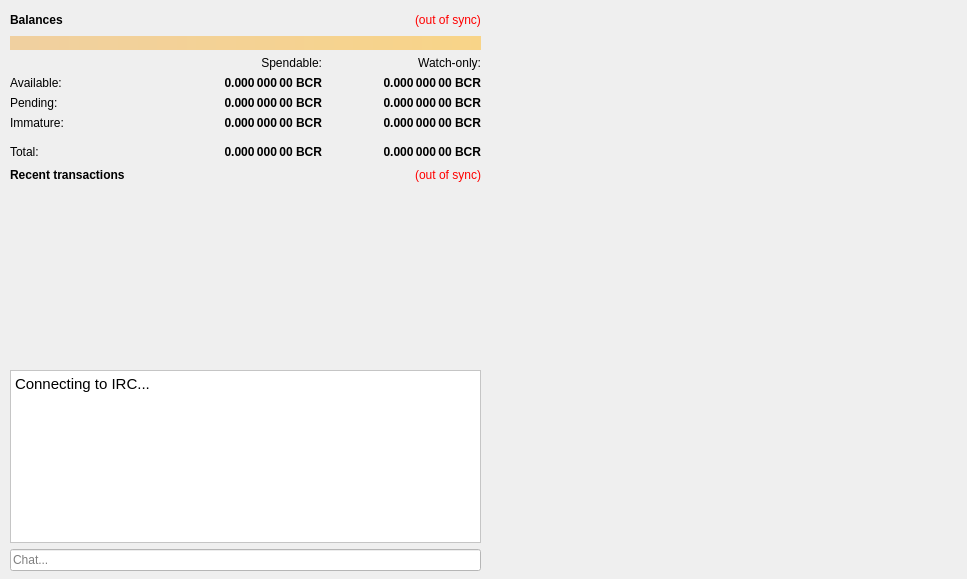
First picture: the form in src/qt/forms/overviewpage.ui, repository thelonecrouton/bitcredit, before the edit.
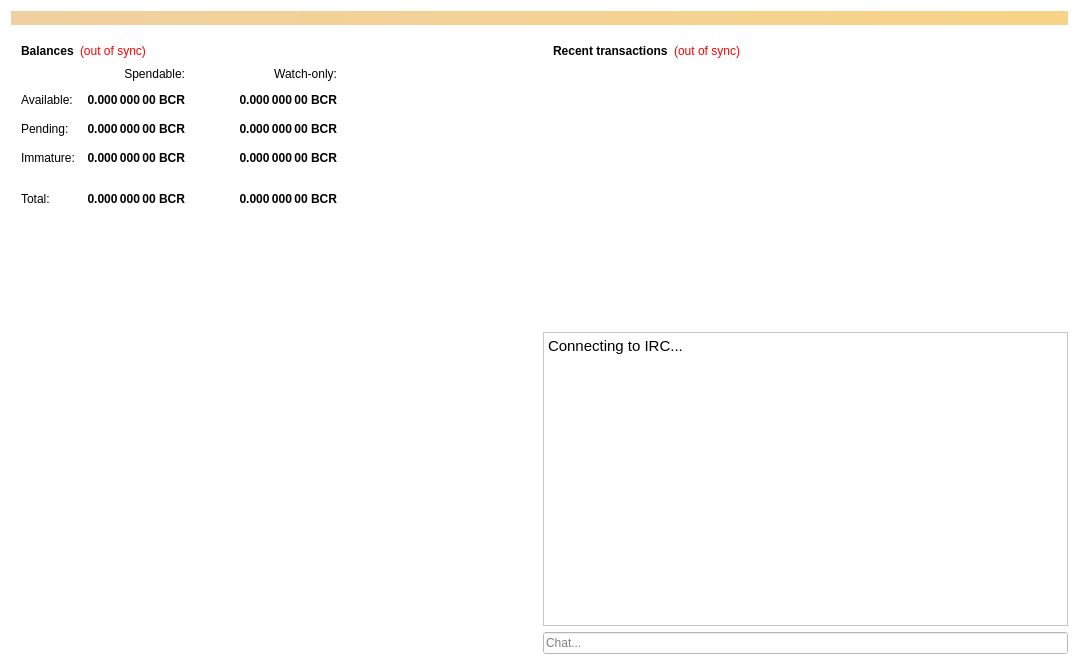
Second picture: the form after the edit.

```diff
--- a/src/qt/forms/overviewpage.ui
+++ b/src/qt/forms/overviewpage.ui
@@ -2,92 +2,31 @@
 <ui version="4.0">
  <class>OverviewPage</class>
  <widget class="QWidget" name="OverviewPage">
+  <property name="windowModality">
+   <enum>Qt::NonModal</enum>
+  </property>
   <property name="geometry">
    <rect>
     <x>0</x>
     <y>0</y>
-    <width>967</width>
-    <height>579</height>
+    <width>1079</width>
+    <height>665</height>
    </rect>
   </property>
   <property name="windowTitle">
    <string>Form</string>
   </property>
-  <widget class="QFrame" name="frame_3">
-   <property name="geometry">
-    <rect>
-     <x>0</x>
-     <y>0</y>
-     <width>961</width>
-     <height>571</height>
-    </rect>
+  <property name="autoFillBackground">
+   <bool>false</bool>
    </property>
    <property name="styleSheet">
     <string notr="true">background:transparent;</string>
    </property>
-   <widget class="QWidget" name="verticalLayoutWidget">
-    <property name="geometry">
-     <rect>
-      <x>10</x>
-      <y>10</y>
-      <width>471</width>
-      <height>561</height>
-     </rect>
-    </property>
-    <layout class="QVBoxLayout" name="verticalLayout">
-     <item>
-      <layout class="QHBoxLayout" name="horizontalLayout">
-       <item>
-        <widget class="QLabel" name="label_5">
-         <property name="font">
-          <font>
-           <weight>75</weight>
-           <bold>true</bold>
-          </font>
-         </property>
-         <property name="text">
-          <string>Balances</string>
-         </property>
-        </widget>
-       </item>
-       <item>
-        <spacer name="horizontalSpacer_2">
-         <property name="orientation">
-          <enum>Qt::Horizontal</enum>
-         </property>
-         <property name="sizeHint" stdset="0">
-          <size>
-           <width>40</width>
-           <height>20</height>
-          </size>
-         </property>
-        </spacer>
-       </item>
-       <item>
-        <widget class="QLabel" name="labelWalletStatus">
-         <property name="cursor">
-          <cursorShape>WhatsThisCursor</cursorShape>
-         </property>
-         <property name="toolTip">
-          <string>The displayed information may be out of date. Your wallet automatically synchronizes with the Bitcredits network after a connection is established, but this process has not completed yet.</string>
-         </property>
-         <property name="styleSheet">
-          <string notr="true">QLabel { color: red; }</string>
-         </property>
-         <property name="text">
-          <string notr="true">(out of sync)</string>
-         </property>
-         <property name="alignment">
-          <set>Qt::AlignLeading|Qt::AlignLeft|Qt::AlignVCenter</set>
-         </property>
-        </widget>
-       </item>
-      </layout>
-     </item>
+  <layout class="QVBoxLayout" name="topLayout">
      <item>
       <widget class="QLabel" name="labelAlerts">
        <property name="visible">
-        <bool>true</bool>
+      <bool>false</bool>
        </property>
        <property name="styleSheet">
         <string notr="true">background-color: qlineargradient(x1: 0, y1: 0, x2: 1, y2: 0, stop:0 #F0D0A0, stop:1 #F8D488); color:#000000;</string>
@@ -101,9 +40,74 @@
       </widget>
      </item>
      <item>
+    <layout class="QHBoxLayout" name="horizontalLayout" stretch="1,1">
+     <item>
+      <layout class="QVBoxLayout" name="verticalLayout_2">
+       <item>
+        <widget class="QFrame" name="frame">
+         <property name="frameShape">
+          <enum>QFrame::StyledPanel</enum>
+         </property>
+         <property name="frameShadow">
+          <enum>QFrame::Raised</enum>
+         </property>
+         <layout class="QVBoxLayout" name="verticalLayout_4">
+          <item>
+           <layout class="QHBoxLayout" name="horizontalLayout_4">
+            <item>
+             <widget class="QLabel" name="label_5">
+              <property name="font">
+               <font>
+                <weight>75</weight>
+                <bold>true</bold>
+               </font>
+              </property>
+              <property name="text">
+               <string>Balances</string>
+              </property>
+             </widget>
+            </item>
+            <item>
+             <widget class="QLabel" name="labelWalletStatus">
+              <property name="cursor">
+               <cursorShape>WhatsThisCursor</cursorShape>
+              </property>
+              <property name="toolTip">
+               <string>The displayed information may be out of date. Your wallet automatically synchronizes with the Bitcredits network after a connection is established, but this process has not completed yet.</string>
+              </property>
+              <property name="styleSheet">
+               <string notr="true">QLabel { color: red; }</string>
+              </property>
+              <property name="text">
+               <string notr="true">(out of sync)</string>
+              </property>
+              <property name="alignment">
+               <set>Qt::AlignLeading|Qt::AlignLeft|Qt::AlignVCenter</set>
+              </property>
+             </widget>
+            </item>
+            <item>
+             <spacer name="horizontalSpacer_3">
+              <property name="orientation">
+               <enum>Qt::Horizontal</enum>
+              </property>
+              <property name="sizeHint" stdset="0">
+               <size>
+                <width>40</width>
+                <height>20</height>
+               </size>
+              </property>
+             </spacer>
+            </item>
+           </layout>
+          </item>
+          <item>
       <layout class="QGridLayout" name="gridLayout">
-       <item row="1" column="1">
-        <widget class="QLabel" name="labelBalance">
+            <property name="spacing">
+             <number>12</number>
+            </property>
+            <item row="2" column="2">
+             <widget class="QLabel" name="labelWatchPending">
          <property name="font">
           <font>
            <weight>75</weight>
@@ -114,7 +118,7 @@
           <cursorShape>IBeamCursor</cursorShape>
          </property>
          <property name="toolTip">
-          <string>Your current spendable balance</string>
+               <string>Unconfirmed transactions to watch-only addresses</string>
          </property>
          <property name="text">
           <string notr="true">0.000 000 00 BCR</string>
@@ -152,8 +156,8 @@
          </property>
         </widget>
        </item>
-       <item row="1" column="2">
-        <widget class="QLabel" name="labelWatchAvailable">
+            <item row="3" column="2">
+             <widget class="QLabel" name="labelWatchImmature">
          <property name="font">
           <font>
            <weight>75</weight>
@@ -164,7 +168,7 @@
           <cursorShape>IBeamCursor</cursorShape>
          </property>
          <property name="toolTip">
-          <string>Your current balance in watch-only addresses</string>
+               <string>Mined balance in watch-only addresses that has not yet matured</string>
          </property>
          <property name="text">
           <string notr="true">0.000 000 00 BCR</string>
@@ -177,45 +181,29 @@
          </property>
         </widget>
        </item>
-       <item row="1" column="0">
-        <widget class="QLabel" name="labelBalanceText">
-         <property name="text">
-          <string>Available:</string>
+            <item row="4" column="0" colspan="2">
+             <widget class="Line" name="line">
+              <property name="orientation">
+               <enum>Qt::Horizontal</enum>
          </property>
         </widget>
        </item>
-       <item row="0" column="2">
-        <widget class="QLabel" name="labelWatchonly">
-         <property name="text">
-          <string>Watch-only:</string>
-         </property>
-         <property name="alignment">
-          <set>Qt::AlignRight|Qt::AlignTrailing|Qt::AlignVCenter</set>
-         </property>
-        </widget>
-       </item>
-       <item row="5" column="2">
-        <widget class="QLabel" name="labelWatchTotal">
-         <property name="font">
-          <font>
-           <weight>75</weight>
-           <bold>true</bold>
-          </font>
-         </property>
-         <property name="cursor">
-          <cursorShape>IBeamCursor</cursorShape>
-         </property>
-         <property name="toolTip">
-          <string>Current total balance in watch-only addresses</string>
-         </property>
-         <property name="text">
-          <string notr="true">0.000 000 00 BCR</string>
-         </property>
-         <property name="alignment">
-          <set>Qt::AlignRight|Qt::AlignTrailing|Qt::AlignVCenter</set>
-         </property>
-         <property name="textInteractionFlags">
-          <set>Qt::LinksAccessibleByMouse|Qt::TextSelectableByKeyboard|Qt::TextSelectableByMouse</set>
+            <item row="4" column="2">
+             <widget class="Line" name="lineWatchBalance">
+              <property name="sizePolicy">
+               <sizepolicy hsizetype="Preferred" vsizetype="Fixed">
+                <horstretch>0</horstretch>
+                <verstretch>0</verstretch>
+               </sizepolicy>
+              </property>
+              <property name="minimumSize">
+               <size>
+                <width>140</width>
+                <height>0</height>
+               </size>
+              </property>
+              <property name="orientation">
+               <enum>Qt::Horizontal</enum>
          </property>
         </widget>
        </item>
@@ -226,6 +214,44 @@
          </property>
         </widget>
        </item>
+            <item row="3" column="1">
+             <widget class="QLabel" name="labelImmature">
+              <property name="font">
+               <font>
+                <weight>75</weight>
+                <bold>true</bold>
+               </font>
+              </property>
+              <property name="cursor">
+               <cursorShape>IBeamCursor</cursorShape>
+              </property>
+              <property name="toolTip">
+               <string>Mined balance that has not yet matured</string>
+              </property>
+              <property name="text">
+               <string notr="true">0.000 000 00 BCR</string>
+              </property>
+              <property name="alignment">
+               <set>Qt::AlignRight|Qt::AlignTrailing|Qt::AlignVCenter</set>
+              </property>
+              <property name="textInteractionFlags">
+               <set>Qt::LinksAccessibleByMouse|Qt::TextSelectableByKeyboard|Qt::TextSelectableByMouse</set>
+              </property>
+             </widget>
+            </item>
+            <item row="2" column="3">
+             <spacer name="horizontalSpacer_2">
+              <property name="orientation">
+               <enum>Qt::Horizontal</enum>
+              </property>
+              <property name="sizeHint" stdset="0">
+               <size>
+                <width>40</width>
+                <height>20</height>
+               </size>
+              </property>
+             </spacer>
+            </item>
        <item row="3" column="0">
         <widget class="QLabel" name="labelImmatureText">
          <property name="text">
@@ -258,8 +284,8 @@
          </property>
         </widget>
        </item>
-       <item row="2" column="2">
-        <widget class="QLabel" name="labelWatchPending">
+            <item row="5" column="2">
+             <widget class="QLabel" name="labelWatchTotal">
          <property name="font">
           <font>
            <weight>75</weight>
@@ -270,7 +296,74 @@
           <cursorShape>IBeamCursor</cursorShape>
          </property>
          <property name="toolTip">
-          <string>Unconfirmed transactions to watch-only addresses</string>
+               <string>Current total balance in watch-only addresses</string>
+              </property>
+              <property name="text">
+               <string notr="true">0.000 000 00 BCR</string>
+              </property>
+              <property name="alignment">
+               <set>Qt::AlignRight|Qt::AlignTrailing|Qt::AlignVCenter</set>
+              </property>
+              <property name="textInteractionFlags">
+               <set>Qt::LinksAccessibleByMouse|Qt::TextSelectableByKeyboard|Qt::TextSelectableByMouse</set>
+              </property>
+             </widget>
+            </item>
+            <item row="0" column="2">
+             <widget class="QLabel" name="labelWatchonly">
+              <property name="text">
+               <string>Watch-only:</string>
+              </property>
+              <property name="alignment">
+               <set>Qt::AlignRight|Qt::AlignTrailing|Qt::AlignVCenter</set>
+              </property>
+             </widget>
+            </item>
+            <item row="1" column="0">
+             <widget class="QLabel" name="labelBalanceText">
+              <property name="text">
+               <string>Available:</string>
+              </property>
+             </widget>
+            </item>
+            <item row="1" column="1">
+             <widget class="QLabel" name="labelBalance">
+              <property name="font">
+               <font>
+                <weight>75</weight>
+                <bold>true</bold>
+               </font>
+              </property>
+              <property name="cursor">
+               <cursorShape>IBeamCursor</cursorShape>
+              </property>
+              <property name="toolTip">
+               <string>Your current spendable balance</string>
+              </property>
+              <property name="text">
+               <string notr="true">0.000 000 00 BCR</string>
+              </property>
+              <property name="alignment">
+               <set>Qt::AlignRight|Qt::AlignTrailing|Qt::AlignVCenter</set>
+              </property>
+              <property name="textInteractionFlags">
+               <set>Qt::LinksAccessibleByMouse|Qt::TextSelectableByKeyboard|Qt::TextSelectableByMouse</set>
+              </property>
+             </widget>
+            </item>
+            <item row="1" column="2">
+             <widget class="QLabel" name="labelWatchAvailable">
+              <property name="font">
+               <font>
+                <weight>75</weight>
+                <bold>true</bold>
+               </font>
+              </property>
+              <property name="cursor">
+               <cursorShape>IBeamCursor</cursorShape>
+              </property>
+              <property name="toolTip">
+               <string>Your current balance in watch-only addresses</string>
          </property>
          <property name="text">
           <string notr="true">0.000 000 00 BCR</string>
@@ -290,56 +383,6 @@
          </property>
         </widget>
        </item>
-       <item row="3" column="1">
-        <widget class="QLabel" name="labelImmature">
-         <property name="font">
-          <font>
-           <weight>75</weight>
-           <bold>true</bold>
-          </font>
-         </property>
-         <property name="cursor">
-          <cursorShape>IBeamCursor</cursorShape>
-         </property>
-         <property name="toolTip">
-          <string>Mined balance that has not yet matured</string>
-         </property>
-         <property name="text">
-          <string notr="true">0.000 000 00 BCR</string>
-         </property>
-         <property name="alignment">
-          <set>Qt::AlignRight|Qt::AlignTrailing|Qt::AlignVCenter</set>
-         </property>
-         <property name="textInteractionFlags">
-          <set>Qt::LinksAccessibleByMouse|Qt::TextSelectableByKeyboard|Qt::TextSelectableByMouse</set>
-         </property>
-        </widget>
-       </item>
-       <item row="3" column="2">
-        <widget class="QLabel" name="labelWatchImmature">
-         <property name="font">
-          <font>
-           <weight>75</weight>
-           <bold>true</bold>
-          </font>
-         </property>
-         <property name="cursor">
-          <cursorShape>IBeamCursor</cursorShape>
-         </property>
-         <property name="toolTip">
-          <string>Mined balance in watch-only addresses that has not yet matured</string>
-         </property>
-         <property name="text">
-          <string notr="true">0.000 000 00 BCR</string>
-         </property>
-         <property name="alignment">
-          <set>Qt::AlignRight|Qt::AlignTrailing|Qt::AlignVCenter</set>
-         </property>
-         <property name="textInteractionFlags">
-          <set>Qt::LinksAccessibleByMouse|Qt::TextSelectableByKeyboard|Qt::TextSelectableByMouse</set>
-         </property>
-        </widget>
-       </item>
        <item row="0" column="1">
         <widget class="QLabel" name="labelSpendable">
          <property name="text">
@@ -350,27 +393,37 @@
          </property>
         </widget>
        </item>
-       <item row="4" column="1">
-        <widget class="Line" name="lineWatchBalance">
-         <property name="sizePolicy">
-          <sizepolicy hsizetype="Preferred" vsizetype="Fixed">
-           <horstretch>0</horstretch>
-           <verstretch>0</verstretch>
-          </sizepolicy>
-         </property>
-         <property name="minimumSize">
+           </layout>
+          </item>
+          <item>
+           <spacer name="verticalSpacer">
+            <property name="orientation">
+             <enum>Qt::Vertical</enum>
+            </property>
+            <property name="sizeHint" stdset="0">
           <size>
-           <width>140</width>
-           <height>0</height>
-          </size>
-         </property>
-         <property name="orientation">
-          <enum>Qt::Horizontal</enum>
-         </property>
+              <width>20</width>
+              <height>40</height>
+             </size>
+            </property>
+           </spacer>
+          </item>
+         </layout>
         </widget>
        </item>
       </layout>
      </item>
+     <item>
+      <layout class="QVBoxLayout" name="verticalLayout_3">
+       <item>
+        <widget class="QFrame" name="frame_2">
+         <property name="frameShape">
+          <enum>QFrame::StyledPanel</enum>
+         </property>
+         <property name="frameShadow">
+          <enum>QFrame::Raised</enum>
+         </property>
+         <layout class="QVBoxLayout" name="verticalLayout">
      <item>
       <layout class="QHBoxLayout" name="horizontalLayout_2">
        <item>
@@ -386,19 +439,6 @@
          </property>
         </widget>
        </item>
-       <item>
-        <spacer name="horizontalSpacer">
-         <property name="orientation">
-          <enum>Qt::Horizontal</enum>
-         </property>
-         <property name="sizeHint" stdset="0">
-          <size>
-           <width>40</width>
-           <height>20</height>
-          </size>
-         </property>
-        </spacer>
-       </item>
        <item>
         <widget class="QLabel" name="labelTransactionsStatus">
          <property name="cursor">
@@ -418,6 +458,19 @@
          </property>
         </widget>
        </item>
+            <item>
+             <spacer name="horizontalSpacer">
+              <property name="orientation">
+               <enum>Qt::Horizontal</enum>
+              </property>
+              <property name="sizeHint" stdset="0">
+               <size>
+                <width>40</width>
+                <height>20</height>
+               </size>
+              </property>
+             </spacer>
+            </item>
       </layout>
      </item>
      <item>
@@ -439,6 +492,12 @@
        </property>
       </widget>
      </item>
+         </layout>
+        </widget>
+       </item>
+       <item>
+        <layout class="QVBoxLayout" name="verticalLayout_5"/>
+       </item>
      <item>
       <widget class="QTextBrowser" name="trollBox">
        <property name="styleSheet">
@@ -487,8 +546,10 @@
       </widget>
      </item>
     </layout>
-   </widget>
-  </widget>
+     </item>
+    </layout>
+   </item>
+  </layout>
  </widget>
  <resources/>
  <connections/>
```
Lines whose indentation alone changed are shown as unchanged.
